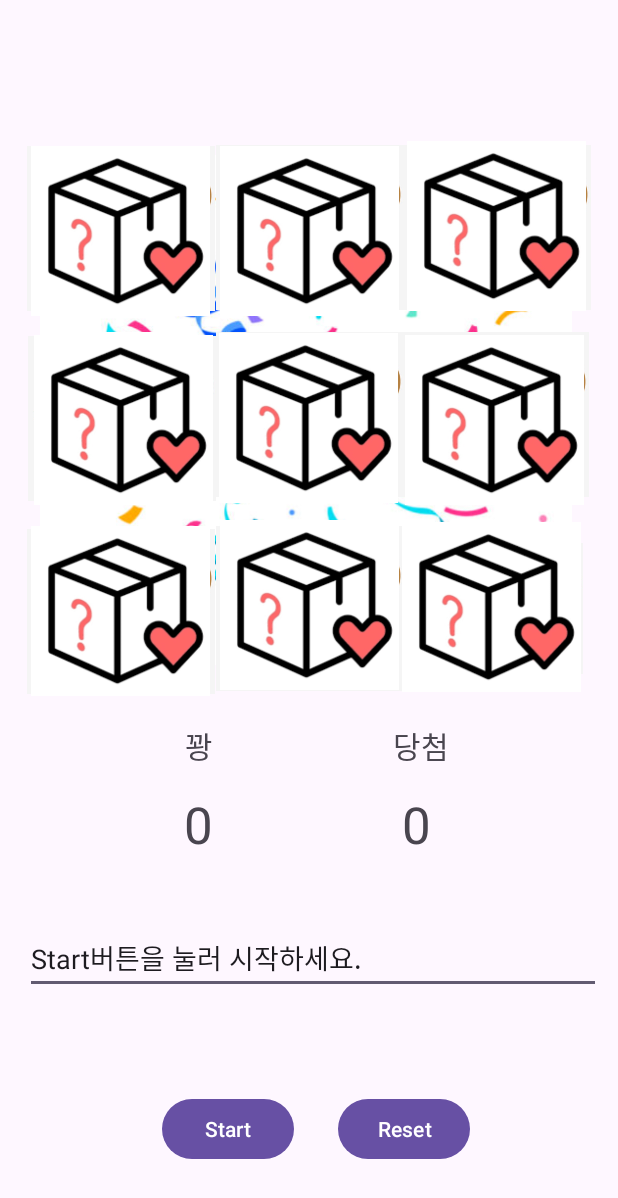
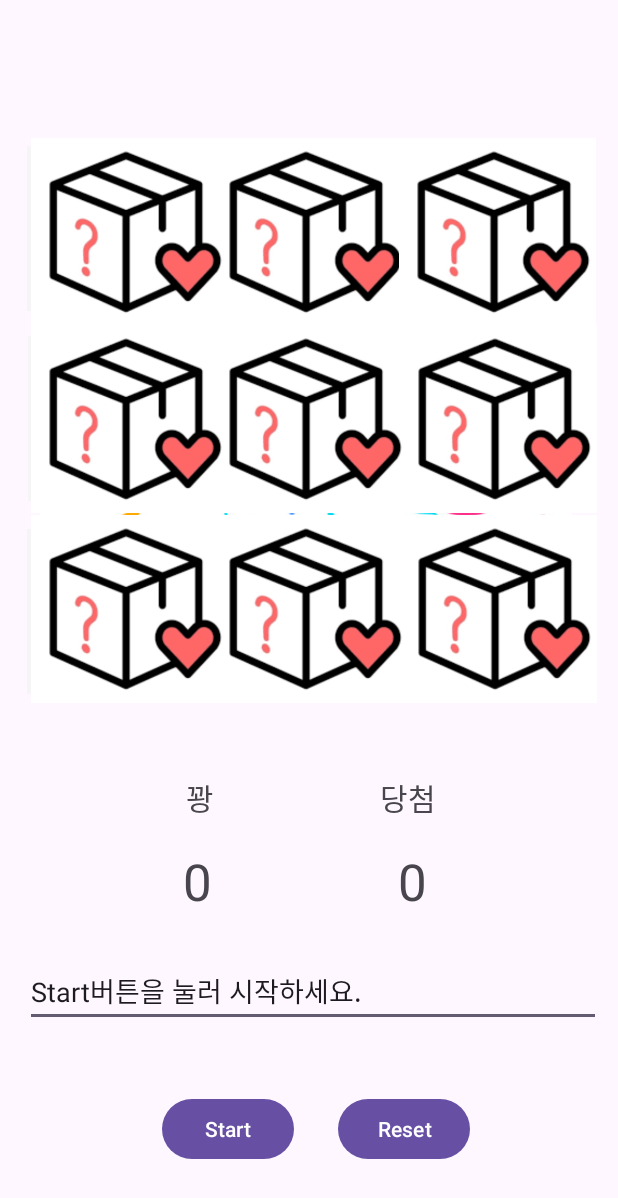
Before and after one commit to LeeHeonWoo1/AndroidStudio, an Android app: the screen it shows after launch (MainActivity), on a phone screen of 412 x 824 dp. Shown: the top 1198 px of the screen. Run offline under Robolectric (Android 15) with nearby library versions, the phone set to English and light mode, and no system bars.

Commit message:
레이아웃 수정

```diff
--- a/Pricegame/app/src/main/res/layout/activity_main.xml
+++ b/Pricegame/app/src/main/res/layout/activity_main.xml
@@ -40,10 +40,10 @@
         android:textSize="20sp"
         app:layout_constraintBottom_toBottomOf="parent"
         app:layout_constraintEnd_toEndOf="parent"
-        app:layout_constraintHorizontal_bias="0.7"
+        app:layout_constraintHorizontal_bias="0.676"
         app:layout_constraintStart_toStartOf="parent"
         app:layout_constraintTop_toTopOf="parent"
-        app:layout_constraintVertical_bias="0.607" />
+        app:layout_constraintVertical_bias="0.651" />
 
     <ImageView
         android:id="@+id/winner9"
@@ -268,108 +268,106 @@
         android:textSize="34sp"
         app:layout_constraintBottom_toBottomOf="parent"
         app:layout_constraintEnd_toEndOf="parent"
-        app:layout_constraintHorizontal_bias="0.683"
+        app:layout_constraintHorizontal_bias="0.676"
         app:layout_constraintStart_toStartOf="parent"
         app:layout_constraintTop_toTopOf="parent"
-        app:layout_constraintVertical_bias="0.676" />
+        app:layout_constraintVertical_bias="0.725" />
 
     <ImageView
         android:id="@+id/randBox9"
-        android:layout_width="131dp"
-        android:layout_height="113dp"
+        android:layout_width="147dp"
+        android:layout_height="125dp"
         app:layout_constraintBottom_toBottomOf="parent"
         app:layout_constraintEnd_toEndOf="parent"
-        app:layout_constraintHorizontal_bias="0.933"
+        app:layout_constraintHorizontal_bias="0.977"
         app:layout_constraintStart_toStartOf="parent"
         app:layout_constraintTop_toTopOf="parent"
-        app:layout_constraintVertical_bias="0.49"
+        app:layout_constraintVertical_bias="0.491"
         app:srcCompat="@drawable/randombox" />
 
     <ImageView
         android:id="@+id/randBox8"
-        android:layout_width="131dp"
-        android:layout_height="113dp"
+        android:layout_width="147dp"
+        android:layout_height="125dp"
         android:onClick="clickedBox8"
         app:layout_constraintBottom_toBottomOf="parent"
         app:layout_constraintEnd_toEndOf="parent"
-        app:layout_constraintHorizontal_bias="0.501"
         app:layout_constraintStart_toStartOf="parent"
         app:layout_constraintTop_toTopOf="parent"
-        app:layout_constraintVertical_bias="0.488"
+        app:layout_constraintVertical_bias="0.491"
         app:srcCompat="@drawable/randombox" />
 
     <ImageView
         android:id="@+id/randBox7"
-        android:layout_width="131dp"
-        android:layout_height="113dp"
+        android:layout_width="147dp"
+        android:layout_height="125dp"
         android:onClick="clickedBox7"
         app:layout_constraintBottom_toBottomOf="parent"
         app:layout_constraintEnd_toEndOf="parent"
-        app:layout_constraintHorizontal_bias="0.052"
+        app:layout_constraintHorizontal_bias="0.049"
         app:layout_constraintStart_toStartOf="parent"
         app:layout_constraintTop_toTopOf="parent"
-        app:layout_constraintVertical_bias="0.493"
+        app:layout_constraintVertical_bias="0.491"
         app:srcCompat="@drawable/randombox" />
 
     <ImageView
         android:id="@+id/randBox6"
-        android:layout_width="131dp"
-        android:layout_height="113dp"
+        android:layout_width="147dp"
+        android:layout_height="125dp"
         android:onClick="clickedBox6"
         app:layout_constraintBottom_toBottomOf="parent"
         app:layout_constraintEnd_toEndOf="parent"
-        app:layout_constraintHorizontal_bias="0.94"
+        app:layout_constraintHorizontal_bias="0.977"
         app:layout_constraintStart_toStartOf="parent"
         app:layout_constraintTop_toTopOf="parent"
-        app:layout_constraintVertical_bias="0.314"
+        app:layout_constraintVertical_bias="0.310"
         app:srcCompat="@drawable/randombox" />
 
     <ImageView
         android:id="@+id/randBox5"
-        android:layout_width="131dp"
-        android:layout_height="113dp"
+        android:layout_width="147dp"
+        android:layout_height="125dp"
         android:onClick="clickedBox5"
         app:layout_constraintBottom_toBottomOf="parent"
         app:layout_constraintEnd_toEndOf="parent"
-        app:layout_constraintHorizontal_bias="0.498"
         app:layout_constraintStart_toStartOf="parent"
         app:layout_constraintTop_toTopOf="parent"
-        app:layout_constraintVertical_bias="0.312"
+        app:layout_constraintVertical_bias="0.310"
         app:srcCompat="@drawable/randombox" />
 
     <ImageView
         android:id="@+id/randBox4"
-        android:layout_width="131dp"
-        android:layout_height="113dp"
+        android:layout_width="147dp"
+        android:layout_height="125dp"
         android:onClick="clickedBox4"
         app:layout_constraintBottom_toBottomOf="parent"
         app:layout_constraintEnd_toEndOf="parent"
-        app:layout_constraintHorizontal_bias="0.059"
+        app:layout_constraintHorizontal_bias="0.049"
         app:layout_constraintStart_toStartOf="parent"
         app:layout_constraintTop_toTopOf="parent"
-        app:layout_constraintVertical_bias="0.314"
+        app:layout_constraintVertical_bias="0.310"
         app:srcCompat="@drawable/randombox" />
 
     <ImageView
         android:id="@+id/randBox2"
-        android:layout_width="131dp"
-        android:layout_height="113dp"
+        android:layout_width="147dp"
+        android:layout_height="125dp"
         android:onClick="clickedBox2"
         app:layout_constraintBottom_toBottomOf="parent"
         app:layout_constraintEnd_toEndOf="parent"
         app:layout_constraintStart_toStartOf="parent"
         app:layout_constraintTop_toTopOf="parent"
-        app:layout_constraintVertical_bias="0.137"
+        app:layout_constraintVertical_bias="0.132"
         app:srcCompat="@drawable/randombox" />
 
     <ImageView
         android:id="@+id/randBox3"
-        android:layout_width="131dp"
-        android:layout_height="113dp"
+        android:layout_width="147dp"
+        android:layout_height="125dp"
         android:onClick="clickedBox3"
         app:layout_constraintBottom_toBottomOf="parent"
         app:layout_constraintEnd_toEndOf="parent"
-        app:layout_constraintHorizontal_bias="0.946"
+        app:layout_constraintHorizontal_bias="0.975"
         app:layout_constraintStart_toStartOf="parent"
         app:layout_constraintTop_toTopOf="parent"
         app:layout_constraintVertical_bias="0.132"
@@ -377,15 +375,15 @@
 
     <ImageView
         android:id="@+id/randBox1"
-        android:layout_width="131dp"
-        android:layout_height="113dp"
+        android:layout_width="147dp"
+        android:layout_height="125dp"
         android:onClick="clickedBox"
         app:layout_constraintBottom_toBottomOf="parent"
         app:layout_constraintEnd_toEndOf="parent"
-        app:layout_constraintHorizontal_bias="0.053"
+        app:layout_constraintHorizontal_bias="0.049"
         app:layout_constraintStart_toStartOf="parent"
         app:layout_constraintTop_toTopOf="parent"
-        app:layout_constraintVertical_bias="0.137"
+        app:layout_constraintVertical_bias="0.132"
         app:srcCompat="@drawable/randombox" />
 
     <TextView
@@ -396,10 +394,10 @@
         android:textSize="34sp"
         app:layout_constraintBottom_toBottomOf="parent"
         app:layout_constraintEnd_toEndOf="parent"
-        app:layout_constraintHorizontal_bias="0.313"
+        app:layout_constraintHorizontal_bias="0.311"
         app:layout_constraintStart_toStartOf="parent"
         app:layout_constraintTop_toTopOf="parent"
-        app:layout_constraintVertical_bias="0.676" />
+        app:layout_constraintVertical_bias="0.725" />
 
     <Button
         android:id="@+id/button2"
@@ -422,10 +420,10 @@
         android:textSize="20sp"
         app:layout_constraintBottom_toBottomOf="parent"
         app:layout_constraintEnd_toEndOf="parent"
-        app:layout_constraintHorizontal_bias="0.313"
+        app:layout_constraintHorizontal_bias="0.316"
         app:layout_constraintStart_toStartOf="parent"
         app:layout_constraintTop_toTopOf="parent"
-        app:layout_constraintVertical_bias="0.607" />
+        app:layout_constraintVertical_bias="0.651" />
 
     <EditText
         android:id="@+id/flagText"
@@ -439,6 +437,6 @@
         app:layout_constraintHorizontal_bias="0.592"
         app:layout_constraintStart_toStartOf="parent"
         app:layout_constraintTop_toTopOf="parent"
-        app:layout_constraintVertical_bias="0.792" />
+        app:layout_constraintVertical_bias="0.821" />
 
 </androidx.constraintlayout.widget.ConstraintLayout>
```
